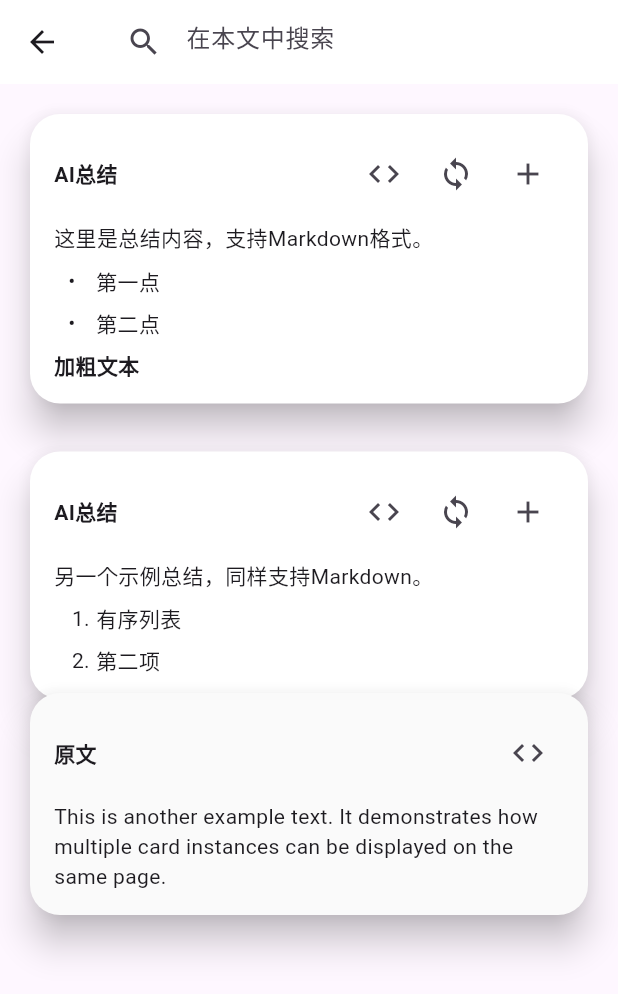
After one commit to AimMetal-jy/AuraLab, a Flutter app: the TranslateDisplayPage screen opened directly, on a phone screen of 412 x 824 dp. The commit adds this screen. Shown: the top 994 px of the screen. Run offline on Flutter 3.47's test engine with Material 3 defaults, Android fonts, the phone set to English and light mode, and no system bars; drawn by our look-alikes of flutter_markdown.

Commit message:
尝试粗略构建翻译展示界面。引入了md有关依赖，运行前记得pub get一次。

```diff
--- /dev/null
+++ b/lib/screens/translate/translate_display_page.dart
@@ -0,0 +1,405 @@
+import 'package:flutter/material.dart';
+import 'package:auralab/util/widgets/custom_card.dart';
+import 'package:flutter_markdown/flutter_markdown.dart';
+
+class TranslateDisplayPage extends StatefulWidget {
+  const TranslateDisplayPage({Key? key}) : super(key: key);
+
+  @override
+  State<TranslateDisplayPage> createState() => _TranslateDisplayPageState();
+}
+
+// 卡片实例模型
+class CardInstance {
+  final String id; // 卡片唯一标识
+  String summary;
+  String original;
+  String translation;
+  String userTranslation;
+  bool showSummary;
+  bool showOriginal;
+  bool showTranslation;
+  bool showUserTranslation;
+  bool codeMode;
+
+  CardInstance({
+    required this.id,
+    required this.summary,
+    required this.original,
+    required this.translation,
+    required this.userTranslation,
+    this.showSummary = true,
+    this.showOriginal = false,
+    this.showTranslation = false,
+    this.showUserTranslation = false,
+    this.codeMode = false,
+  });
+}
+
+class _TranslateDisplayPageState extends State<TranslateDisplayPage> {
+  // 模拟从md文件读取的多个卡片实例
+  List<CardInstance> cardInstances = [];
+
+  @override
+  void initState() {
+    super.initState();
+    // 模拟数据
+    cardInstances.add(
+      CardInstance(
+        id: '1',
+        summary: '这里是总结内容，支持Markdown格式。\n- 第一点\n- 第二点\n**加粗文本**',
+        original: 'It took him a while to find his calling - he worked in his father\'s pencil factory, as a door-to-door magazine salesman, took on other teaching and tutoring gigs, and even spent a brief time shoveling manure before finding some success with his true passion: writing.',
+        translation: '他花了一段时间才找到自己的使命——他曾在父亲的铅笔厂工作，做过挨家挨户推销杂志的推销员，还从事过其他教学和辅导工作，甚至在短暂地铲过粪，之后才在自己真正热爱的事情——写作上取得了一些成就。',
+        userTranslation: 'he spend sometime and finally find his life - he used to work in his father\'s pencil factory,be a sailer that sells magazines one by one,and other teaching or help work,he even once collect poops,and after that he finally find what he loved - he have some achievement on writing.',
+      ),
+    );
+
+    // 添加第二个卡片实例作为示例
+    cardInstances.add(
+      CardInstance(
+        id: '2',
+        summary: '另一个示例总结，同样支持Markdown。\n1. 有序列表\n2. 第二项',
+        original: 'This is another example text. It demonstrates how multiple card instances can be displayed on the same page.',
+        translation: '这是另一个示例文本。它展示了如何在同一页面上显示多个卡片实例。',
+        userTranslation: '这是我翻译的另一个例子。展示了多卡片实例。',
+        showOriginal: true,
+      ),
+    );
+  }
+
+  // 文本编辑控制器映射，用于代码模式下编辑内容
+  final Map<String, TextEditingController> _controllers = {};
+
+  // 获取或创建文本编辑控制器
+  TextEditingController _getController(String cardId, String fieldName, String initialText) {
+    final key = '$cardId-$fieldName';
+    if (!_controllers.containsKey(key)) {
+      _controllers[key] = TextEditingController(text: initialText);
+    }
+    return _controllers[key]!;
+  }
+
+  @override
+  Widget build(BuildContext context) {
+    return Scaffold(
+      appBar: AppBar(
+        title: TextField(
+          decoration: InputDecoration(
+            hintText: '在本文中搜索',
+            border: InputBorder.none,
+            prefixIcon: Icon(Icons.search),
+          ),
+        ),
+        backgroundColor: Colors.white,
+        leading: IconButton(
+          icon: Icon(Icons.arrow_back),
+          onPressed: () {
+            Navigator.of(context).pop();
+          },
+        ),
+      ),
+      body: ListView.builder(
+        padding: EdgeInsets.all(16),
+        itemCount: cardInstances.length,
+        itemBuilder: (context, index) {
+          return _buildCardInstance(cardInstances[index]);
+        },
+      ),
+    );
+  }
+
+  // 构建单个卡片实例（包含多个堆叠的部分）
+  Widget _buildCardInstance(CardInstance card) {
+    // 计算要显示的部分
+    final parts = <Widget>[];
+
+    // 按照堆叠顺序添加各部分（与图片中顺序一致）
+    if (card.showSummary) {
+      parts.add(_buildCardPart(
+        card: card,
+        title: 'AI总结',
+        content: card.summary,
+        fieldName: 'summary',
+        showActions: true, // 只在总结部分显示完整的操作按钮
+        isFirst: true, // 标记为第一个部分
+      ));
+    }
+
+    if (card.showOriginal) {
+      parts.add(_buildCardPart(
+        card: card,
+        title: '原文',
+        content: card.original,
+        fieldName: 'original',
+        isFirst: parts.isEmpty, // 如果是第一个显示的部分，则标记为第一个
+      ));
+    }
+
+    if (card.showTranslation) {
+      parts.add(_buildCardPart(
+        card: card,
+        title: '译文',
+        content: card.translation,
+        fieldName: 'translation',
+        isFirst: parts.isEmpty, // 如果是第一个显示的部分，则标记为第一个
+      ));
+    }
+
+    if (card.showUserTranslation) {
+      parts.add(_buildCardPart(
+        card: card,
+        title: '我的翻译',
+        content: card.userTranslation,
+        fieldName: 'userTranslation',
+        isFirst: parts.isEmpty, // 如果是第一个显示的部分，则标记为第一个
+      ));
+    }
+
+    // 如果没有要显示的部分，显示一个最小化的卡片
+    if (parts.isEmpty) {
+      parts.add(
+        ListTile(
+          title: Text('卡片 ${card.id}'),
+          subtitle: Text('长按查看选项'),
+        ),
+      );
+    }
+
+    // 返回一个可长按的卡片容器
+    return Padding(
+      padding: const EdgeInsets.only(bottom: 24.0),
+      child: GestureDetector(
+        onLongPress: () => _showCardOptionsMenu(context, card),
+        child: Column(
+          children: parts,
+        ),
+      ),
+    );
+  }
+
+  // 构建卡片的单个部分（总结/原文/译文/我的翻译）
+  Widget _buildCardPart({
+    required CardInstance card,
+    required String title,
+    required String content,
+    required String fieldName,
+    bool showActions = false,
+    bool isFirst = false, // 新增参数，标记是否为第一个部分
+  }) {
+    // 获取对应的文本编辑控制器
+    final controller = _getController(card.id, fieldName, content);
+
+    // 根据部分类型设置不同的外观
+    Color cardColor;
+    double translateY; // 使用 translateY 代替 topMargin
+
+    switch (fieldName) {
+      case 'summary':
+        cardColor = Colors.white;
+        translateY = 0;
+        break;
+      case 'original':
+        cardColor = Colors.grey.shade50;
+        translateY = isFirst ? 0 : -12; // 如果是第一个显示的部分，则不进行位移
+        break;
+      case 'translation':
+        cardColor = Colors.grey.shade100;
+        translateY = isFirst ? 0 : -12;
+        break;
+      case 'userTranslation':
+        cardColor = Colors.grey.shade200;
+        translateY = isFirst ? 0 : -12;
+        break;
+      default:
+        cardColor = Colors.white;
+        translateY = 0;
+    }
+
+    // 使用 Transform.translate 代替负 margin
+    return Transform.translate(
+      offset: Offset(0, translateY),
+      child: CustomCard(
+        padding: EdgeInsets.all(16),
+        color: cardColor,
+        child: Column(
+          crossAxisAlignment: CrossAxisAlignment.start,
+          children: [
+            // 顶部功能区
+            Row(
+              children: [
+                Text(title, style: TextStyle(fontWeight: FontWeight.bold)),
+                Spacer(),
+                // 代码模式切换按钮
+                IconButton(
+                  icon: Icon(card.codeMode ? Icons.visibility : Icons.code),
+                  tooltip: card.codeMode ? '预览模式' : '代码模式',
+                  onPressed: () {
+                    setState(() {
+                      card.codeMode = !card.codeMode;
+                    });
+                  },
+                ),
+                // 只在总结部分显示额外的操作按钮
+                if (showActions) ...[
+                  IconButton(
+                    icon: Icon(Icons.sync),
+                    tooltip: '同步至批注',
+                    onPressed: () {
+                      ScaffoldMessenger.of(context).showSnackBar(
+                        SnackBar(content: Text('同步至批注功能暂未实现')),
+                      );
+                    },
+                  ),
+                  IconButton(
+                    icon: Icon(Icons.add),
+                    tooltip: '添加自定义功能',
+                    onPressed: () {
+                      ScaffoldMessenger.of(context).showSnackBar(
+                        SnackBar(content: Text('添加自定义功能暂未实现')),
+                      );
+                    },
+                  ),
+                ],
+              ],
+            ),
+            SizedBox(height: 8),
+            // 内容区域
+            card.codeMode
+                ? TextFormField(
+                    controller: controller,
+                    maxLines: null,
+                    decoration: InputDecoration(
+                      border: OutlineInputBorder(),
+                      labelText: '编辑$title',
+                    ),
+                    onChanged: (val) {
+                      setState(() {
+                        // 更新对应的内容
+                        switch (fieldName) {
+                          case 'summary':
+                            card.summary = val;
+                            break;
+                          case 'original':
+                            card.original = val;
+                            break;
+                          case 'translation':
+                            card.translation = val;
+                            break;
+                          case 'userTranslation':
+                            card.userTranslation = val;
+                            break;
+                        }
+                      });
+                    },
+                  )
+                : MarkdownBody(data: content),
+          ],
+        ),
+      ),
+    );
+  }
+
+  // 显示卡片选项菜单
+  void _showCardOptionsMenu(BuildContext context, CardInstance card) {
+    showModalBottomSheet(
+      context: context,
+      builder: (context) {
+        return StatefulBuilder(
+          builder: (context, setState) {
+            return SafeArea(
+              child: Column(
+                mainAxisSize: MainAxisSize.min,
+                children: [
+                  ListTile(
+                    title: Text('显示选项', style: TextStyle(fontWeight: FontWeight.bold)),
+                  ),
+                  CheckboxListTile(
+                    title: Text('显示总结'),
+                    value: card.showSummary,
+                    onChanged: (value) {
+                      setState(() {
+                        card.showSummary = value ?? true;
+                      });
+                      this.setState(() {});
+                    },
+                  ),
+                  CheckboxListTile(
+                    title: Text('显示原文'),
+                    value: card.showOriginal,
+                    onChanged: (value) {
+                      setState(() {
+                        card.showOriginal = value ?? false;
+                      });
+                      this.setState(() {});
+                    },
+                  ),
+                  CheckboxListTile(
+                    title: Text('显示译文'),
+                    value: card.showTranslation,
+                    onChanged: (value) {
+                      setState(() {
+                        card.showTranslation = value ?? false;
+                      });
+                      this.setState(() {});
+                    },
+                  ),
+                  CheckboxListTile(
+                    title: Text('显示我的翻译'),
+                    value: card.showUserTranslation,
+                    onChanged: (value) {
+                      setState(() {
+                        card.showUserTranslation = value ?? false;
+                      });
+                      this.setState(() {});
+                    },
+                  ),
+                  Divider(),
+                  ListTile(
+                    title: Text('其他选项', style: TextStyle(fontWeight: FontWeight.bold)),
+                  ),
+                  ListTile(
+                    leading: Icon(Icons.category),
+                    title: Text('添加到自定义分类'),
+                    onTap: () {
+                      Navigator.pop(context);
+                      ScaffoldMessenger.of(context).showSnackBar(
+                        SnackBar(content: Text('添加到自定义分类功能暂未实现')),
+                      );
+                    },
+                  ),
+                  ListTile(
+                    leading: Icon(Icons.volume_off),
+                    title: Text('不朗读该卡片'),
+                    onTap: () {
+                      Navigator.pop(context);
+                      ScaffoldMessenger.of(context).showSnackBar(
+                        SnackBar(content: Text('不朗读该卡片功能暂未实现')),
+                      );
+                    },
+                  ),
+                  ListTile(
+                    leading: Icon(Icons.volume_up),
+                    title: Text('朗读该卡片'),
+                    onTap: () {
+                      Navigator.pop(context);
+                      ScaffoldMessenger.of(context).showSnackBar(
+                        SnackBar(content: Text('朗读该卡片功能暂未实现')),
+                      );
+                    },
+                  ),
+                ],
+              ),
+            );
+          },
+        );
+      },
+    );
+  }
+
+  @override
+  void dispose() {
+    // 释放所有控制器
+    _controllers.forEach((_, controller) => controller.dispose());
+    super.dispose();
+  }
+}
--- a/pubspec.yaml
+++ b/pubspec.yaml
@@ -35,6 +35,7 @@ dependencies:
   # The following adds the Cupertino Icons font to your application.
   # Use with the CupertinoIcons class for iOS style icons.
   cupertino_icons: ^1.0.8
+  flutter_markdown: ^0.6.18
 
 dev_dependencies:
   flutter_test:
@@ -46,6 +47,7 @@ dev_dependencies:
   # package. See that file for information about deactivating specific lint
   # rules and activating additional ones.
   flutter_lints: ^4.0.0
+
 
 # For information on the generic Dart part of this file, see the
 # following page: https://dart.dev/tools/pub/pubspec
```
Also changed, not shown: lib/screens/menu/menu.dart (+109 -4 lines), lib/screens/translate/translate.dart (+12 -4 lines), pubspec.lock.
